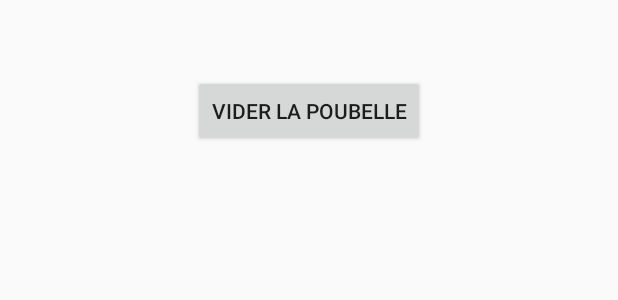
After one commit to benhoumine/RamassePoubelleMobile, an Android app: the layout activity_action.xml on its own in the app's theme, with its tools: preview values and no code run, on a phone screen of 412 x 824 dp. The commit adds this screen. Shown: the top 300 px of the screen. Run offline under Robolectric (Android 15) with nearby library versions, the phone set to English and light mode, and no system bars; network calls fail.

Commit message:
Vider la poubelle

```diff
--- a/app/src/main/AndroidManifest.xml
+++ b/app/src/main/AndroidManifest.xml
@@ -13,6 +13,7 @@
         android:supportsRtl="true"
         android:theme="@style/AppTheme"
         android:usesCleartextTraffic="true">
+        <activity android:name=".Activities.ActionActivity"></activity>
         <activity android:name=".Activities.MainActivity" />
         <activity android:name=".Activities.LoginActivity">
             <intent-filter>
@@ -21,7 +22,7 @@
                 <category android:name="android.intent.category.LAUNCHER" />
             </intent-filter>
         </activity>
-        <activity android:name=".Activities.mapBoxActivity"></activity>
+        <activity android:name=".Activities.mapBoxActivity" />
     </application>
 
 </manifest>
--- /dev/null
+++ b/app/src/main/res/layout/activity_action.xml
@@ -0,0 +1,18 @@
+<?xml version="1.0" encoding="utf-8"?>
+<LinearLayout xmlns:android="http://schemas.android.com/apk/res/android"
+    xmlns:app="http://schemas.android.com/apk/res-auto"
+    xmlns:tools="http://schemas.android.com/tools"
+    android:layout_width="match_parent"
+    android:layout_height="match_parent"
+    tools:context=".Activities.ActionActivity"
+    android:orientation="vertical">
+
+    <Button
+        android:id="@+id/buttonVider"
+        android:layout_width="wrap_content"
+        android:layout_height="wrap_content"
+        android:text="Vider la poubelle"
+        android:layout_gravity="center"
+        android:layout_marginTop="50dp"/>
+
+</LinearLayout>
```
Also changed, not shown: app/src/main/java/com/example/greenpp/Activities/ActionActivity.java (added, +29 -0 lines), app/src/main/java/com/example/greenpp/Adapter/PoubelleAdapter.java (+13 -0 lines).
